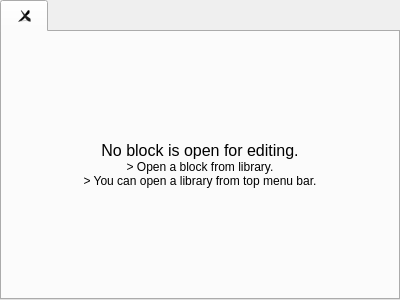
Qt form src/tabeditor.ui (ZADNE/icp2021) before a commit.
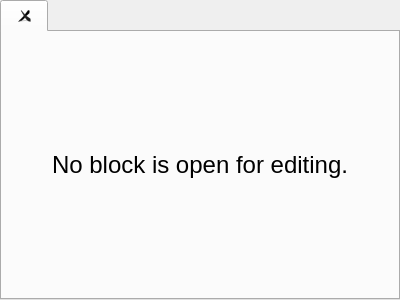
The same form after that commit.

Diff of the .ui file:
```diff
--- a/src/tabeditor.ui
+++ b/src/tabeditor.ui
@@ -74,7 +74,7 @@
          <item>
           <widget class="QLabel" name="label">
            <property name="text">
-            <string>&lt;html&gt;&lt;head/&gt;&lt;body&gt;&lt;div  style=&quot; font-size:12pt;&quot;&gt;No block is open for editing.&lt;/div&gt;&lt;div&gt;&amp;gt; Open a block from library.&lt;/div&gt;&lt;div&gt;&amp;gt; You can open a library from top menu bar.&lt;/div&gt;&lt;/body&gt;&lt;/html&gt;</string>
+            <string>&lt;font  size=&quot;6&quot;&gt;No block is open for editing.&lt;/font&gt;</string>
            </property>
            <property name="alignment">
             <set>Qt::AlignCenter</set>
```
Left out of the diff: 2 changed lines with no effect on the pictures.
